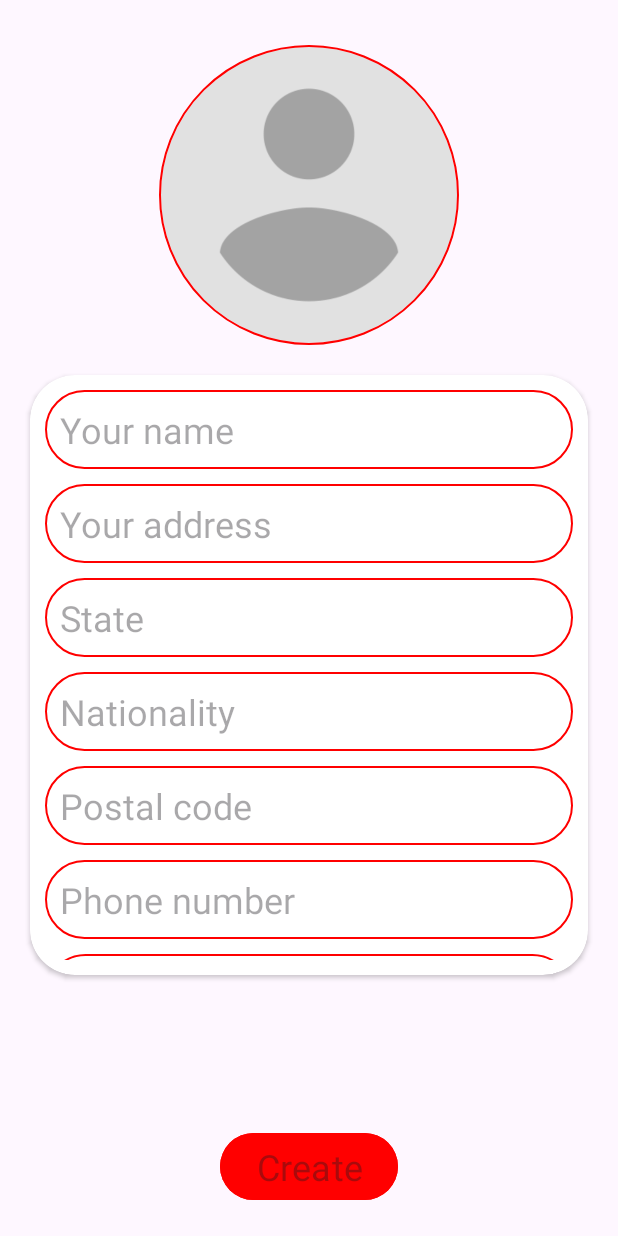
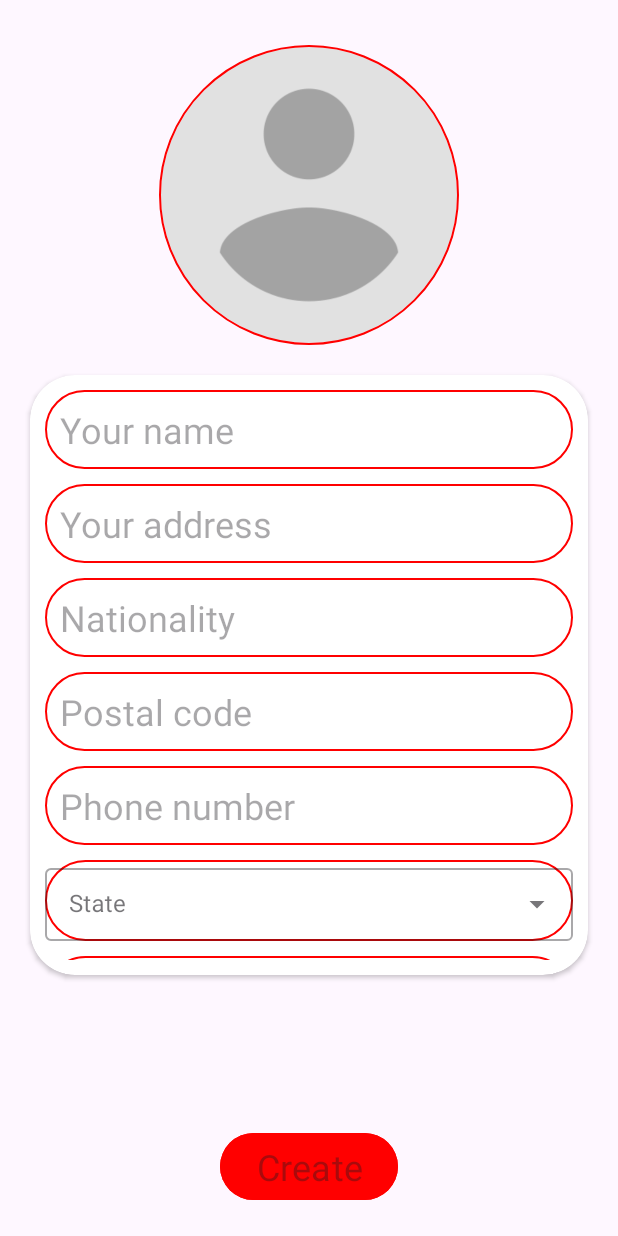
Before and after one commit to Atachiz02Softwares/Blood, an Android app: the CreateProfileActivity screen opened directly, with no data from a screen before it, on a phone screen of 412 x 824 dp. Run offline under Robolectric (Android 15) with nearby library versions, the phone set to English and light mode, and no system bars; our stand-ins replace CircleImageView, Firebase (no records; nobody signed in at launch, a user with empty details on screens opened directly).

Commit message:
...ui updates...

```diff
--- a/app/src/main/java/morpheus/softwares/blood/Activities/CreateProfileActivity.java
+++ b/app/src/main/java/morpheus/softwares/blood/Activities/CreateProfileActivity.java
@@ -38,11 +38,14 @@ public class CreateProfileActivity extends AppCompatActivity {
     private final String[] BLOODGROUPS = new Links().getBloodGroups();
     private final String[] GENOTYPES = new Links().getGenotypes();
     private final String[] ROLES = new Links().getRoles();
+    private final String[] STATES = new Links().getStates();
     CircleImageView profilePic;
     Uri profilePicture;
-    EditText name, address, state, nationality, postCode, phoneNumber;
+    EditText name, address, nationality, postCode, phoneNumber;
+    AutoCompleteTextView states;
+    ArrayAdapter<String> stateAdapter;
     AutoCompleteTextView roles;
-    ArrayAdapter<String> roleAdapter;
+    ArrayAdapter<String> rolesAdapter;
     AutoCompleteTextView bloodGroups;
     ArrayAdapter<String> bloodGroupsAdapter;
     AutoCompleteTextView genotypes;
@@ -66,7 +69,7 @@ public class CreateProfileActivity extends AppCompatActivity {
         profilePic = findViewById(R.id.createProfileProfilePic);
         name = findViewById(R.id.createProfileName);
         address = findViewById(R.id.createProfileAddress);
-        state = findViewById(R.id.createProfileState);
+        states = findViewById(R.id.createProfileState);
         nationality = findViewById(R.id.createProfileCountry);
         postCode = findViewById(R.id.createProfilePostCode);
         phoneNumber = findViewById(R.id.createProfilePhone);
@@ -84,8 +87,11 @@ public class CreateProfileActivity extends AppCompatActivity {
         mAuth = FirebaseAuth.getInstance();
         firebaseUser = mAuth.getCurrentUser();
 
-        roleAdapter = new ArrayAdapter<>(this, R.layout.list_items, ROLES);
-        roles.setAdapter(roleAdapter);
+        stateAdapter = new ArrayAdapter<>(this, R.layout.list_items, STATES);
+        states.setAdapter(stateAdapter);
+
+        rolesAdapter = new ArrayAdapter<>(this, R.layout.list_items, ROLES);
+        roles.setAdapter(rolesAdapter);
 
         bloodGroupsAdapter = new ArrayAdapter<>(this, R.layout.list_items, BLOODGROUPS);
         bloodGroups.setAdapter(bloodGroupsAdapter);
@@ -115,7 +121,6 @@ public class CreateProfileActivity extends AppCompatActivity {
                             .addOnSuccessListener(taskSnapshot -> {
                                 String fullName = String.valueOf(name.getText()).trim();
                                 String addr = String.valueOf(address.getText()).trim();
-                                String st = String.valueOf(state.getText()).trim();
                                 String nation = String.valueOf(nationality.getText()).trim();
                                 String postalCode = String.valueOf(postCode.getText()).trim();
                                 String phone = String.valueOf(phoneNumber.getText()).trim();
@@ -123,6 +128,7 @@ public class CreateProfileActivity extends AppCompatActivity {
                                 String gender = male.isChecked() ? String.valueOf(male.getText()).trim() :
                                         female.isChecked() ? String.valueOf(female.getText()).trim() : null;
 
+                                String st = String.valueOf(states.getText());
                                 String role = String.valueOf(roles.getText());
                                 String bloodGroup = String.valueOf(bloodGroups.getText());
                                 String genotype = String.valueOf(genotypes.getText());
--- a/app/src/main/java/morpheus/softwares/blood/Models/Links.java
+++ b/app/src/main/java/morpheus/softwares/blood/Models/Links.java
@@ -4,6 +4,11 @@ public class Links {
     String[] bloodGroups = {"A+", "A-", "B+", "B-", "AB+", "AB-", "O+", "O-", "Blood Bank"};
     String[] genotypes = {"AA", "AS", "AC", "SS", "SC", "aa", "Blood Bank"};
     String[] roles = {"Donor", "Recipient", "Blood Bank"};
+    String[] states = {"Abia", "Adamawa", "Akwa Ibom", "Anambra", "Bauchi", "Bayelsa", "Benue",
+            "Borno", "Cross River", "Delta", "Ebonyi", "Edo", "Ekiti", "Enugu", "Gombe", "Imo",
+            "Jigawa", "Kaduna", "Kano", "Katsina", "Kebbi", "Kogi", "Kwara", "Lagos", "Nasarawa",
+            "Niger", "Ogun", "Ondo", "Osun", "Oyo", "Plateau", "Rivers", "Sokoto", "Taraba",
+            "Yobe", "Zamfara", "FCT"};
 
     public Links() {
     }
@@ -28,4 +33,11 @@ public class Links {
     public String[] getRoles() {
         return roles;
     }
+
+    /**
+     * Returns the list of predefined states
+     */
+    public String[] getStates() {
+        return states;
+    }
 }
--- a/app/src/main/res/layout/activity_create_profile.xml
+++ b/app/src/main/res/layout/activity_create_profile.xml
@@ -66,23 +66,10 @@
                     android:textSize="24sp" />
 
                 <EditText
-                    android:id="@+id/createProfileState"
+                    android:id="@+id/createProfileCountry"
                     android:layout_width="match_parent"
                     android:layout_height="wrap_content"
                     android:layout_below="@+id/createProfileAddress"
-                    android:layout_marginTop="10dp"
-                    android:autofillHints="country"
-                    android:background="@drawable/textbox_outline"
-                    android:hint="@string/state"
-                    android:inputType="text"
-                    android:padding="10dp"
-                    android:textSize="24sp" />
-
-                <EditText
-                    android:id="@+id/createProfileCountry"
-                    android:layout_width="match_parent"
-                    android:layout_height="wrap_content"
-                    android:layout_below="@+id/createProfileState"
                     android:layout_marginTop="10dp"
                     android:autofillHints="country"
                     android:background="@drawable/textbox_outline"
@@ -120,11 +107,28 @@
                     android:textSize="24sp" />
 
                 <com.google.android.material.textfield.TextInputLayout
+                    android:id="@+id/State"
+                    style="@style/Widget.MaterialComponents.TextInputLayout.OutlinedBox.Dense.ExposedDropdownMenu"
+                    android:layout_width="match_parent"
+                    android:layout_height="wrap_content"
+                    android:layout_below="@+id/createProfilePhone"
+                    android:layout_marginTop="10dp"
+                    android:background="@drawable/textbox_outline"
+                    android:hint="@string/state">
+
+                    <AutoCompleteTextView
+                        android:id="@+id/createProfileState"
+                        android:layout_width="match_parent"
+                        android:layout_height="match_parent"
+                        android:inputType="none" />
+                </com.google.android.material.textfield.TextInputLayout>
+
+                <com.google.android.material.textfield.TextInputLayout
                     android:id="@+id/Role"
                     style="@style/Widget.MaterialComponents.TextInputLayout.OutlinedBox.Dense.ExposedDropdownMenu"
                     android:layout_width="match_parent"
                     android:layout_height="wrap_content"
-                    android:layout_below="@+id/createProfilePhone"
+                    android:layout_below="@+id/State"
                     android:layout_marginTop="10dp"
                     android:background="@drawable/textbox_outline"
                     android:hint="@string/roles">
```
Also changed, not shown: app/src/main/java/morpheus/softwares/blood/Activities/MainActivity.java (+44 -0 lines), app/src/main/java/morpheus/softwares/blood/Adapters/UserAdapter.java (+79 -1 lines), app/src/main/res/layout/users_view.xml (+3 -7 lines).
